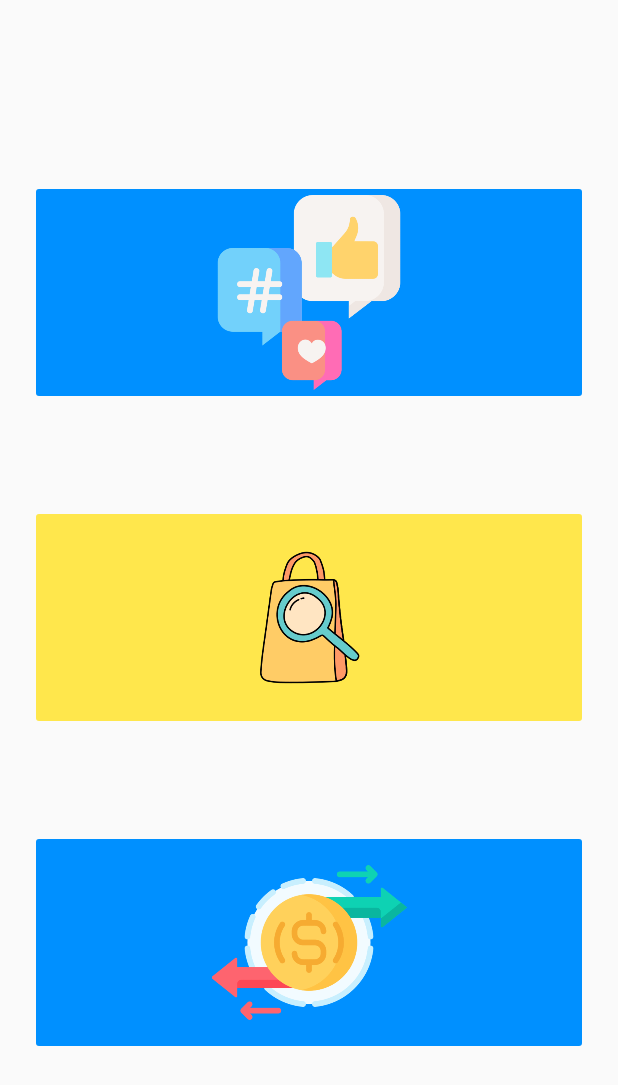
After one commit to Md-Nur-A-Alam/BChat, an Android app: the OptionsActivity screen opened directly, with no data from a screen before it, on a phone screen of 412 x 824 dp. The commit adds this screen. Shown: the top 1085 px of the screen. Run offline under Robolectric (Android 15) with nearby library versions, the phone set to English and light mode, and no system bars.

Commit message:
add Option Activity at the first view after the login procedure

```diff
--- a/app/build.gradle
+++ b/app/build.gradle
@@ -44,4 +44,5 @@ dependencies {
     implementation platform('com.google.firebase:firebase-bom:32.7.4')
     implementation 'com.google.firebase:firebase-auth'
     implementation 'com.firebaseui:firebase-ui-firestore:8.0.2'
+    implementation 'com.github.dhaval2404:imagepicker:2.1'
 }
--- a/app/src/main/AndroidManifest.xml
+++ b/app/src/main/AndroidManifest.xml
@@ -11,6 +11,9 @@
         android:supportsRtl="true"
         android:theme="@style/Theme.B_Chat"
         tools:targetApi="31">
+        <activity
+            android:name=".OptionsActivity"
+            android:exported="false" />
         <activity
             android:name=".ChatActivity"
             android:exported="false" />
--- a/app/src/main/java/com/example/b_chat/LoginUsernameActivity.java
+++ b/app/src/main/java/com/example/b_chat/LoginUsernameActivity.java
@@ -63,7 +63,7 @@ public class LoginUsernameActivity extends AppCompatActivity {
             public void onComplete(@NonNull Task<Void> task) {
                 setInProgress(false);
                 if(task.isSuccessful()){
-                    Intent intent = new Intent(LoginUsernameActivity.this, MainActivity.class);
+                    Intent intent = new Intent(LoginUsernameActivity.this, OptionsActivity.class);
                     intent.setFlags(Intent.FLAG_ACTIVITY_NEW_TASK | Intent.FLAG_ACTIVITY_CLEAR_TASK);
                     startActivity(intent);
                 }
--- /dev/null
+++ b/app/src/main/java/com/example/b_chat/OptionsActivity.java
@@ -0,0 +1,47 @@
+package com.example.b_chat;
+
+import androidx.appcompat.app.AppCompatActivity;
+
+import android.content.Intent;
+import android.os.Bundle;
+import android.view.View;
+import android.widget.ImageButton;
+
+public class OptionsActivity extends AppCompatActivity {
+
+    ImageButton socialMedia, eCommerce, moneyTransection;
+
+    @Override
+    protected void onCreate(Bundle savedInstanceState) {
+        super.onCreate(savedInstanceState);
+        setContentView(R.layout.activity_options);
+
+        socialMedia = findViewById(R.id.socialmedia);
+        eCommerce = findViewById(R.id.ecommerce);
+        moneyTransection = findViewById(R.id.moneytransection);
+
+        socialMedia.setOnClickListener(new View.OnClickListener() {
+            @Override
+            public void onClick(View view) {
+                Intent intent = new Intent(OptionsActivity.this, MainActivity.class);
+                startActivity(intent);
+            }
+        });
+
+        eCommerce.setOnClickListener(new View.OnClickListener() {
+            @Override
+            public void onClick(View view) {
+                Intent intent = new Intent(OptionsActivity.this, MainActivity.class);
+                startActivity(intent);
+            }
+        });
+
+        moneyTransection.setOnClickListener(new View.OnClickListener() {
+            @Override
+            public void onClick(View view) {
+                Intent intent = new Intent(OptionsActivity.this, MainActivity.class);
+                startActivity(intent);
+            }
+        });
+    }
+}
--- a/app/src/main/res/layout/activity_login_phone_number.xml
+++ b/app/src/main/res/layout/activity_login_phone_number.xml
@@ -92,6 +92,7 @@
         <com.hbb20.CountryCodePicker
             android:layout_width="wrap_content"
             android:layout_height="wrap_content"
+            app:ccp_defaultNameCode="BD"
             app:ccp_showFlag="true"
             app:ccp_showNameCode="false"
             android:id="@+id/login_countrycode"/>
--- /dev/null
+++ b/app/src/main/res/layout/activity_options.xml
@@ -0,0 +1,64 @@
+
+<LinearLayout xmlns:android="http://schemas.android.com/apk/res/android"
+xmlns:app="http://schemas.android.com/apk/res-auto"
+xmlns:tools="http://schemas.android.com/tools"
+android:layout_width="match_parent"
+android:layout_height="match_parent"
+android:orientation="vertical"
+android:gravity="center"
+android:layout_margin="20dp"
+android:weightSum="100"
+tools:context=".OptionsActivity">
+
+    <LinearLayout
+        android:layout_width="match_parent"
+        android:layout_height="wrap_content"
+        android:gravity="center"
+        android:layout_weight="20">
+
+        <ImageButton
+            android:id="@+id/socialmedia"
+            android:layout_width="250dp"
+            android:layout_height="150dp"
+            android:layout_weight="20"
+            android:backgroundTint="@color/my_primary"
+            android:scaleType="fitCenter"
+            android:src="@drawable/socialmedia" />
+
+    </LinearLayout>
+
+    <LinearLayout
+        android:layout_width="match_parent"
+        android:layout_height="wrap_content"
+        android:gravity="center"
+        android:layout_weight="20">
+
+        <ImageButton
+            android:id="@+id/ecommerce"
+            android:layout_width="250dp"
+            android:layout_height="150dp"
+            android:layout_weight="20"
+            android:backgroundTint="@color/my_secondary"
+            android:src="@drawable/ecommerce"
+            android:scaleType="fitCenter"/>
+    </LinearLayout>
+
+    <LinearLayout
+        android:layout_width="match_parent"
+        android:layout_height="wrap_content"
+        android:gravity="center"
+        android:layout_weight="20">
+
+        <ImageButton
+            android:id="@+id/moneytransection"
+            android:layout_width="250dp"
+            android:layout_height="150dp"
+            android:layout_weight="20"
+            android:backgroundTint="@color/my_primary"
+            android:src="@drawable/moneytransection"
+            android:scaleType="fitCenter"/>
+    </LinearLayout>
+
+
+
+</LinearLayout>
--- a/settings.gradle
+++ b/settings.gradle
@@ -10,6 +10,7 @@ dependencyResolutionManagement {
     repositories {
         google()
         mavenCentral()
+        maven { url "https://jitpack.io" }
     }
 }
 rootProject.name = "B_Chat"
```
Also changed, not shown: app/src/main/java/com/example/b_chat/ProfileFragment.java (+37 -0 lines), app/src/main/res/drawable/ecommerce.png (added), app/src/main/res/drawable/moneytransection.png (added), app/src/main/res/drawable/socialmedia.png (added).
